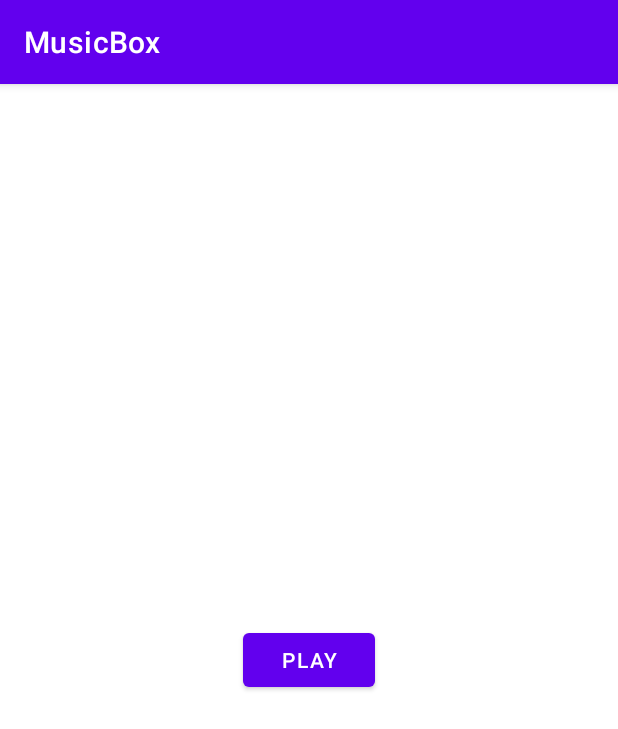
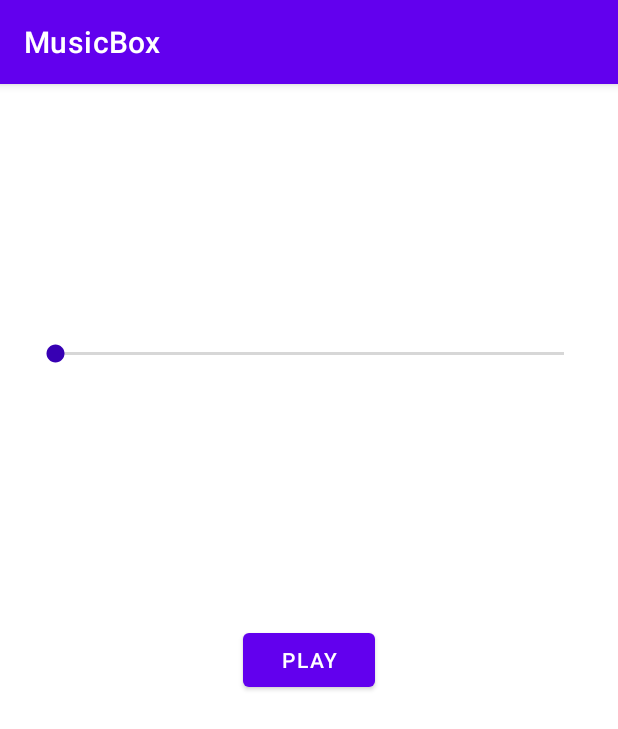
Before and after one commit to SaiAshish9/android-music-box-ubuntu, an Android app: the screen it shows after launch (MainActivity), on a phone screen of 412 x 824 dp. Shown: the top 729 px of the screen. Run offline under Robolectric (Android 15) with nearby library versions, the phone set to English and light mode, and no system bars.

Commit message:
seek bar added

```diff
--- a/app/src/main/java/com/example/musicbox/MainActivity.java
+++ b/app/src/main/java/com/example/musicbox/MainActivity.java
@@ -1,23 +1,61 @@
 package com.example.musicbox;
-
 import android.media.MediaPlayer;
 import android.os.Bundle;
 import android.view.View;
 import android.widget.Button;
+import android.widget.SeekBar;
+import android.widget.Toast;
 
 import androidx.appcompat.app.AppCompatActivity;
 
 public class MainActivity extends AppCompatActivity {
     private MediaPlayer mediaPlayer;
     private Button playButton;
+    private SeekBar mSeekbar;
 
     @Override
     protected void onCreate(Bundle savedInstanceState) {
         super.onCreate(savedInstanceState);
         setContentView(R.layout.activity_main);
 
+        mSeekbar = (SeekBar) findViewById(R.id.mSeekBar);
+
         mediaPlayer = new MediaPlayer();
         mediaPlayer = MediaPlayer.create(getApplicationContext(),R.raw.song);
+        mSeekbar.setMax(mediaPlayer.getDuration());
+
+
+        mSeekbar.setOnSeekBarChangeListener(new SeekBar.OnSeekBarChangeListener() {
+            @Override
+            public void onProgressChanged(SeekBar seekBar, int progress, boolean fromUser) {
+                if(fromUser){
+                    mediaPlayer.seekTo(progress);
+                }
+            }
+
+            @Override
+            public void onStartTrackingTouch(SeekBar seekBar) {
+
+            }
+
+            @Override
+            public void onStopTrackingTouch(SeekBar seekBar) {
+
+            }
+        });
+
+        mediaPlayer.setOnCompletionListener(new MediaPlayer.OnCompletionListener() {
+            @Override
+            public void onCompletion(MediaPlayer mp) {
+
+                int duration = mp.getDuration();
+                String mDuration = String.valueOf(duration/1000);
+                Toast.makeText(getApplicationContext(),"duration :"+mDuration,Toast.LENGTH_SHORT).show();
+
+            }
+        });
+
+
         playButton = (Button) findViewById(R.id.button);
         playButton.setOnClickListener(new View.OnClickListener() {
             @Override
@@ -45,4 +83,15 @@ public class MainActivity extends AppCompatActivity {
         }
     }
 
+    @Override
+    protected void onDestroy() {
+
+        if(mediaPlayer != null && mediaPlayer.isPlaying()){
+            mediaPlayer.stop();
+            mediaPlayer.release();
+            mediaPlayer = null;
+        }
+        super.onDestroy();
+    }
+
 }
--- a/app/src/main/res/layout/activity_main.xml
+++ b/app/src/main/res/layout/activity_main.xml
@@ -15,4 +15,13 @@
         app:layout_constraintEnd_toEndOf="parent"
         app:layout_constraintStart_toStartOf="parent"
         app:layout_constraintTop_toTopOf="parent" />
+
+    <SeekBar
+        android:id="@+id/mSeekBar"
+        android:layout_width="371dp"
+        android:layout_height="36dp"
+        app:layout_constraintBottom_toTopOf="@+id/button"
+        app:layout_constraintEnd_toEndOf="parent"
+        app:layout_constraintStart_toStartOf="parent"
+        app:layout_constraintTop_toTopOf="parent" />
 </androidx.constraintlayout.widget.ConstraintLayout>
--- a/app/src/main/res/values/themes.xml
+++ b/app/src/main/res/values/themes.xml
@@ -6,7 +6,7 @@
         <item name="colorPrimaryVariant">@color/purple_700</item>
         <item name="colorOnPrimary">@color/white</item>
         <!-- Secondary brand color. -->
-        <item name="colorSecondary">@color/teal_200</item>
+        <item name="colorSecondary">@color/purple_700</item>
         <item name="colorSecondaryVariant">@color/teal_700</item>
         <item name="colorOnSecondary">@color/black</item>
         <!-- Status bar color. -->
```
